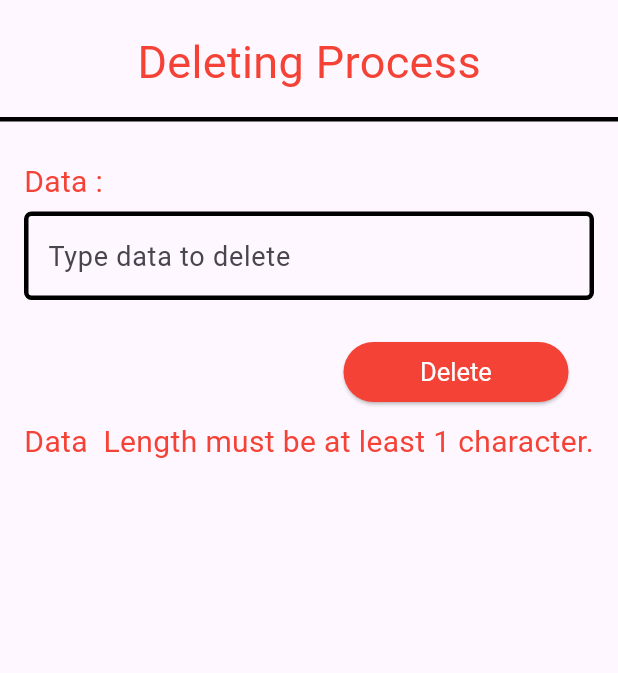
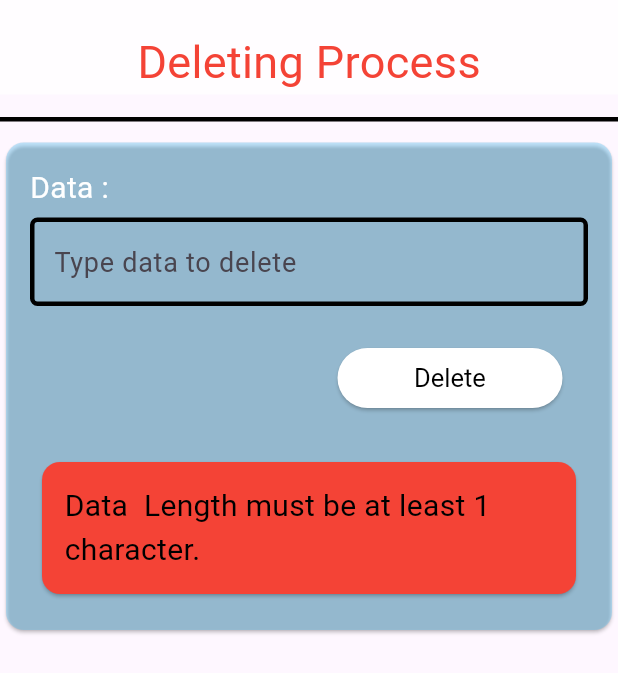
Before and after one commit to AhmetEminSaglik/SearchNode-ws-web, a Flutter app: the DeleteTab widget shown alone on an empty page, opened directly, after a tap on "Delete", on a phone screen of 412 x 824 dp. Shown: the top 673 px of the screen. Run offline on Flutter 3.47's test engine with Material 3 defaults, Android fonts, the phone set to English and light mode, and no system bars; our stand-ins replace get_it; network calls fail.

Commit message:
Web page is refactored.

```diff
--- a/flutter_web_searchnode/lib/product/custom_text_style.dart
+++ b/flutter_web_searchnode/lib/product/custom_text_style.dart
@@ -4,16 +4,23 @@ TextStyle CustomTextStyleForInput() {
   return TextStyle(fontSize: 18);
 }
 
-TextStyle CustomTextStyleForResultMsg(bool success) {
-  return TextStyle(fontSize: 20, color: success ?   Colors.green : Colors.red);
+TextStyle CustomTextStyleForResultMsg(/*bool success*/) {
+  return TextStyle(
+      fontSize: 20, color: /*success ?   Colors.green :*/ Colors.black);
 }
 
-TextStyle CustomTextStyleForHeaderLabel({Color color=Colors.black}) {
+Color CustomMsgContainerBackgroundStyle(bool success) {
+  // return success ? Colors.lightGreenAccent.shade700.withOpacity(0.8) : Colors.red;
+  return success ? Colors.lightGreenAccent : Colors.red;
+  // return success ? Colors.green : Colors.red;
+}
+
+TextStyle CustomTextStyleForHeaderLabel({Color color = Colors.black}) {
   return TextStyle(fontSize: 30, color: color);
 }
 
 TextStyle CustomTextStyleForInputLabel() {
-  return TextStyle(fontSize: 20, color: Colors.red);
+  return TextStyle(fontSize: 20, color: Colors.white);
 }
 
 // Widget CustomElevatedButton(String text,Function function(int a)) {
@@ -39,11 +46,11 @@ Widget CustomElevatedButton(
 
 ButtonStyle CustomButtonStyle() {
   return ButtonStyle(
-      backgroundColor: MaterialStateColor.resolveWith((states) => Colors.red),
-      foregroundColor: MaterialStateColor.resolveWith((states) => Colors.white),
-      textStyle: MaterialStateProperty.resolveWith(
-          (states) => TextStyle(fontSize: 17)),
-      minimumSize: MaterialStateProperty.resolveWith((states) => Size(150, 40)),
-      // maximumSize:MaterialStateProperty.resolveWith((states) => Size(200, 50))
+    backgroundColor: MaterialStateColor.resolveWith((states) => Colors.white),
+    foregroundColor: MaterialStateColor.resolveWith((states) => Colors.black),
+    textStyle:
+        MaterialStateProperty.resolveWith((states) => TextStyle(fontSize: 17)),
+    minimumSize: MaterialStateProperty.resolveWith((states) => Size(150, 40)),
+    // maximumSize:MaterialStateProperty.resolveWith((states) => Size(200, 50))
   );
 }
--- /dev/null
+++ b/flutter_web_searchnode/lib/tools/CustomColors.dart
@@ -0,0 +1,7 @@
+import 'package:flutter/material.dart';
+
+class CustomColors {
+  static Color opacityLightBlue = Colors.lightBlueAccent.withOpacity(0.3);
+  static Color opacityWhite = Colors.white.withOpacity(0.8);
+
+}
--- a/flutter_web_searchnode/lib/view/process/delete_tab_view.dart
+++ b/flutter_web_searchnode/lib/view/process/delete_tab_view.dart
@@ -4,38 +4,21 @@ import 'package:flutter_web_searchnode/product/custom_edittext_with_title.dart';
 import 'package:flutter_web_searchnode/product/custom_location.dart';
 import 'package:flutter_web_searchnode/product/custom_text_style.dart';
 import 'package:flutter_web_searchnode/product/space_tools.dart';
+import 'package:flutter_web_searchnode/tools/CustomColors.dart';
 import 'package:flutter_web_searchnode/view_model/tab/delete_tab_view_model.dart';
 import 'package:provider/provider.dart';
 
 class DeleteTab extends StatelessWidget {
   @override
   Widget build(BuildContext context) {
-    DeleteTabViewModel vm =
-        Provider.of<DeleteTabViewModel>(context, listen: false);
     return Column(
       children: [
-        CustomTabTitle(text: "Deleting Process", color: Colors.red),
+        Container(
+            color: Colors.white.withOpacity(0.8),
+            child: CustomTabTitle(text: "Deleting Process", color: Colors.red)),
         HeightSpace(15),
         CustomDivider(),
-        InputFieldWithTitle(
-            title: "Data",
-            controller: vm.txtEditController,
-            hintText: "Type data to delete"),
-        CustomButtonLocation_BottomRight(CustomElevatedButton(
-            text: "Delete",
-            function: () async {
-              vm.removeData();
-              // DeleteTabViewModel vm =
-              //     await Provider.of<DeleteTabViewModel>(context, listen: false);
-
-              // RespondDataResult respondDataResult = await vm.removeData(
-              //     context: context, data: deleteBtnController.text);
-
-              // if (respondDataResult.isSuccess) {
-              //   deleteBtnController.clear();
-              // }
-            })),
-        _getResultMsg(),
+        _getDeleteCard(context),
       ],
     );
   }
@@ -44,13 +27,44 @@ class DeleteTab extends StatelessWidget {
     return Consumer<DeleteTabViewModel>(
       builder: (context, vm, child) {
         if (vm.msg.isNotEmpty && vm.isSuccess != null) {
-          return Text(
-            vm.msg,
-            style: CustomTextStyleForResultMsg(vm.isSuccess),
+          return Padding(
+            padding: const EdgeInsets.all(20),
+            child: Card(
+              color: CustomMsgContainerBackgroundStyle(vm.isSuccess),
+              child: Padding(
+                padding: const EdgeInsets.all(15.0),
+                child: Text(
+                  vm.msg,
+                  style: CustomTextStyleForResultMsg(),
+                ),
+              ),
+            ),
           );
         }
         return Container();
       },
     );
   }
+
+  Widget _getDeleteCard(BuildContext context) {
+    DeleteTabViewModel vm =
+        Provider.of<DeleteTabViewModel>(context, listen: false);
+    return Card(
+      color: CustomColors.opacityLightBlue,
+      child: Column(
+        children: [
+          InputFieldWithTitle(
+              title: "Data",
+              controller: vm.txtEditController,
+              hintText: "Type data to delete"),
+          CustomButtonLocation_BottomRight(CustomElevatedButton(
+              text: "Delete",
+              function: () async {
+                vm.removeData();
+              })),
+          _getResultMsg(),
+        ],
+      ),
+    );
+  }
 }
--- a/flutter_web_searchnode/lib/view/process/process_area_view.dart
+++ b/flutter_web_searchnode/lib/view/process/process_area_view.dart
@@ -10,15 +10,18 @@ class ProcessArea extends StatelessWidget {
       length: 3,
       child: Scaffold(
         // backgroundColor: Colors.greenAccent,
+        backgroundColor: Colors.transparent,
         appBar: AppBar(
             toolbarHeight: 0,
             leading: null,
             automaticallyImplyLeading: false,
+            backgroundColor: Colors.white.withOpacity(0.8),
             bottom: TabBar(
               // indicatorColor: Colors.red,
               // labelColor: Colors.red,
 /*              overlayColor:
                   MaterialStateColor.resolveWith((states) => Colors.grey),*/
+
               dividerColor: Colors.black,
               tabs: [
                 // Tab(child: _getTabBarText("Save", Icons.add, Colors.blue)),
--- a/flutter_web_searchnode/lib/view/result/result_area_view.dart
+++ b/flutter_web_searchnode/lib/view/result/result_area_view.dart
@@ -79,7 +79,7 @@ class ResultArea extends StatelessWidget {
     return Column(
       crossAxisAlignment: CrossAxisAlignment.start,
       children: [
-        Text(vm.logs[index]),
+        Text(vm.logs[index],style:  TextStyle(color: Colors.white),),
         HeightSpace(),
         CustomDivider(),
       ],
```
Also changed, not shown: flutter_web_searchnode/lib/view/home_page_view.dart (+52 -2 lines), flutter_web_searchnode/lib/view/process/save_tab_view.dart (+38 -15 lines), flutter_web_searchnode/lib/view/process/update_tab_view.dart (+35 -15 lines), 3 other files.
